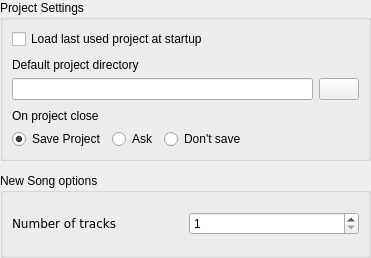
Qt form src/traverso/ui/BehaviorConfigPage.ui (ErwanLegrand/Traverso-DAW) before a commit.
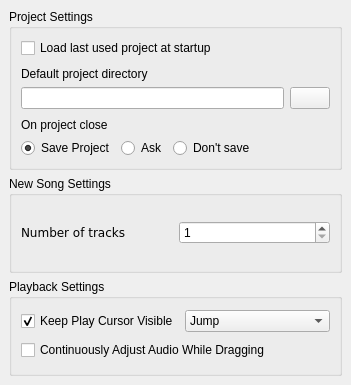
The same form after that commit.

Commit message: merge Ben's patch

The edit to the form file:
```diff
--- a/src/traverso/ui/BehaviorConfigPage.ui
+++ b/src/traverso/ui/BehaviorConfigPage.ui
@@ -5,8 +5,8 @@
    <rect>
     <x>0</x>
     <y>0</y>
-    <width>371</width>
-    <height>258</height>
+    <width>351</width>
+    <height>385</height>
    </rect>
   </property>
   <property name="windowTitle" >
@@ -14,10 +14,10 @@
   </property>
   <layout class="QVBoxLayout" >
    <property name="margin" >
-    <number>0</number>
+    <number>9</number>
    </property>
    <property name="spacing" >
-    <number>12</number>
+    <number>6</number>
    </property>
    <item>
     <widget class="QGroupBox" name="groupBox" >
@@ -145,14 +145,14 @@
    <item>
     <widget class="QGroupBox" name="groupBox_2" >
      <property name="title" >
-      <string>New Song options</string>
+      <string>New Song Settings</string>
      </property>
      <layout class="QVBoxLayout" >
       <property name="margin" >
        <number>9</number>
       </property>
       <property name="spacing" >
-       <number>9</number>
+       <number>6</number>
       </property>
       <item>
        <layout class="QHBoxLayout" >
@@ -187,6 +187,70 @@
      </layout>
     </widget>
    </item>
+   <item>
+    <widget class="QGroupBox" name="groupBox_3" >
+     <property name="title" >
+      <string>Playback Settings</string>
+     </property>
+     <layout class="QVBoxLayout" >
+      <property name="margin" >
+       <number>9</number>
+      </property>
+      <property name="spacing" >
+       <number>6</number>
+      </property>
+      <item>
+       <layout class="QHBoxLayout" >
+        <property name="margin" >
+         <number>0</number>
+        </property>
+        <property name="spacing" >
+         <number>6</number>
+        </property>
+        <item>
+         <widget class="QCheckBox" name="keepCursorVisibleCheckBox" >
+          <property name="text" >
+           <string>Keep Play Cursor Visible</string>
+          </property>
+          <property name="checked" >
+           <bool>true</bool>
+          </property>
+         </widget>
+        </item>
+        <item>
+         <widget class="QComboBox" name="scrollModeComboBox" >
+          <item>
+           <property name="text" >
+            <string>Jump</string>
+           </property>
+          </item>
+          <item>
+           <property name="text" >
+            <string>Stay Centered</string>
+           </property>
+          </item>
+          <item>
+           <property name="text" >
+            <string>Animated</string>
+           </property>
+          </item>
+         </widget>
+        </item>
+       </layout>
+      </item>
+      <item>
+       <widget class="QCheckBox" name="resyncAudioCheckBox" >
+        <property name="text" >
+         <string>Continuously Adjust Audio While Dragging</string>
+        </property>
+        <property name="checked" >
+         <bool>false</bool>
+        </property>
+       </widget>
+      </item>
+     </layout>
+    </widget>
+   </item>
   </layout>
  </widget>
  <resources/>
```
Left out of the diff: 19 changed lines with no effect on the pictures. The commit also changes 1 other file.
